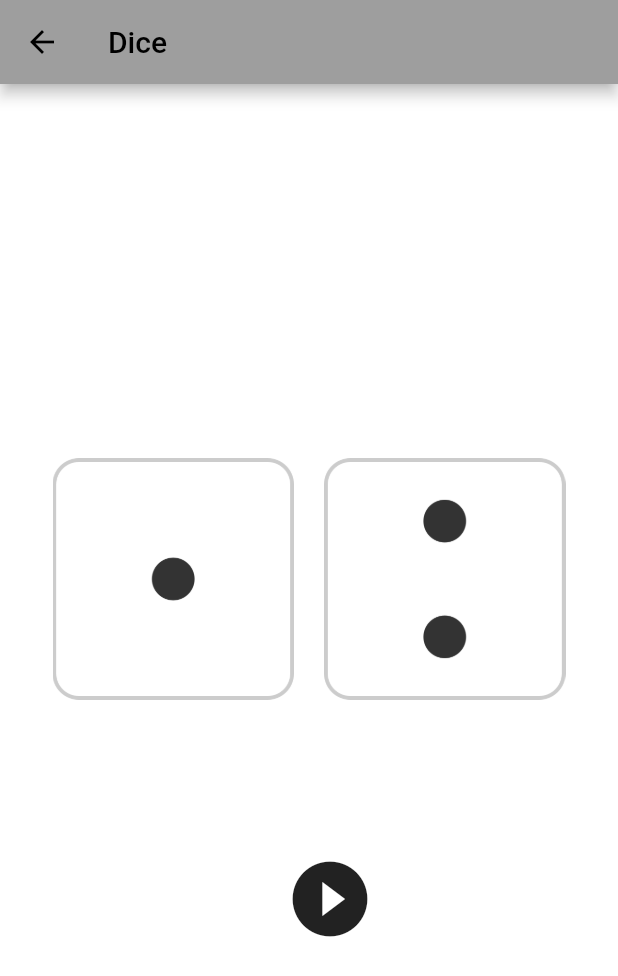
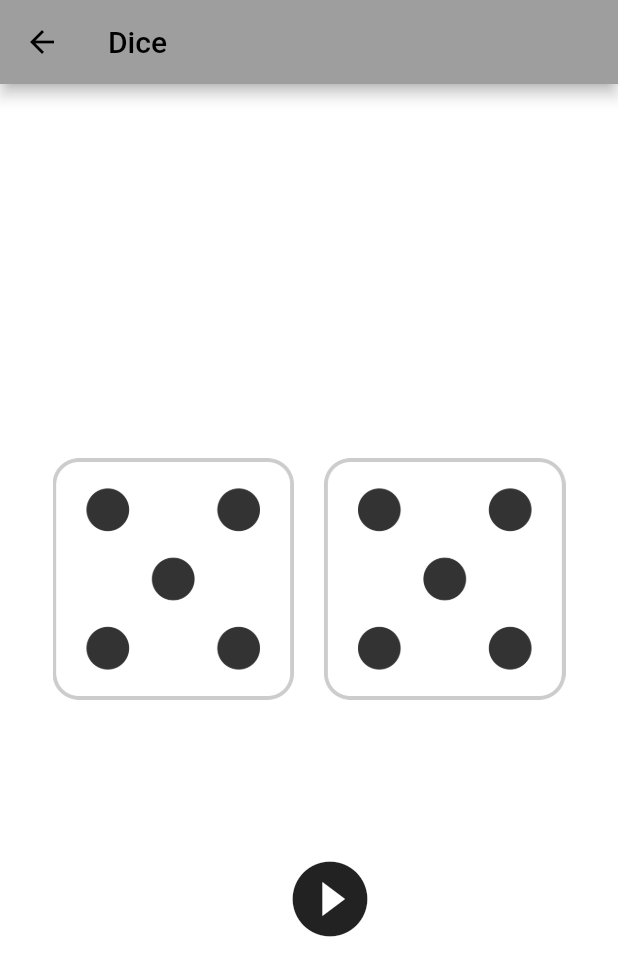
Before and after one commit to kangminchan99/Flutter_Dice_Game, a Flutter app: the DicePage screen opened directly, after a tap on the "play circle filled" icon, on a phone screen of 412 x 824 dp. Shown: the top 976 px of the screen. Run offline on Flutter 3.47's test engine with Material 2 defaults, Android fonts, the phone set to English and light mode, and no system bars; our stand-ins replace fluttertoast.

Commit message:
dice_page

```diff
--- a/lib/dice_page.dart
+++ b/lib/dice_page.dart
@@ -1,4 +1,7 @@
 import 'package:flutter/material.dart';
+import 'dart:math';
+
+import 'package:fluttertoast/fluttertoast.dart';
 
 class DicePage extends StatefulWidget {
   const DicePage({super.key});
@@ -8,6 +11,8 @@ class DicePage extends StatefulWidget {
 }
 
 class _DicePageState extends State<DicePage> {
+  int leftDice = 1;
+  int rightDice = 1;
   @override
   Widget build(BuildContext context) {
     return Scaffold(
@@ -27,31 +32,42 @@ class _DicePageState extends State<DicePage> {
                     // // flex - 요소들의 공간 크기 배치 지정
                     // flex: 2,
                     child: Image.asset(
-                      'images/dice1.png',
+                      'images/dice$leftDice.png',
                     ),
                   ),
                   const SizedBox(width: 20),
                   Expanded(
                     child: Image.asset(
-                      'images/dice2.png',
+                      'images/dice$rightDice.png',
                     ),
                   ),
                 ],
               ),
             ),
             const SizedBox(height: 60),
-            ButtonTheme(
-                minWidth: 100,
-                height: 60,
-                child: IconButton(
-                    onPressed: () {},
-                    icon: const Icon(
-                      Icons.play_circle_fill,
-                      size: 60,
-                    )))
+            IconButton(
+                onPressed: () {
+                  setState(() {
+                    leftDice = Random().nextInt(6) + 1;
+                    rightDice = Random().nextInt(6) + 1;
+                  });
+                  showToast("Left Dice: $leftDice, Right Dice: $rightDice ");
+                },
+                icon: const Icon(
+                  Icons.play_circle_fill,
+                  size: 60,
+                )),
           ],
         ),
       ),
     );
   }
 }
+
+void showToast(String message) {
+  Fluttertoast.showToast(
+      msg: message,
+      backgroundColor: Colors.white,
+      toastLength: Toast.LENGTH_SHORT,
+      gravity: ToastGravity.BOTTOM);
+}
--- a/pubspec.yaml
+++ b/pubspec.yaml
@@ -35,6 +35,8 @@ dependencies:
   # The following adds the Cupertino Icons font to your application.
   # Use with the CupertinoIcons class for iOS style icons.
   cupertino_icons: ^1.0.2
+  fluttertoast: ^8.2.1
+
 
 dev_dependencies:
   flutter_test:
```
Also changed, not shown: pubspec.lock, 6 other files.
